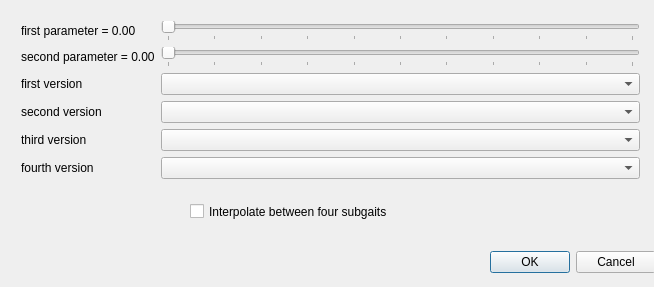
The window that ros2/src/visualization/march_rqt_gait_version_tool/resource/parametric_pop_up.ui (project-march/ProjectMarch) describes before a commit, drawn with Qt 5.
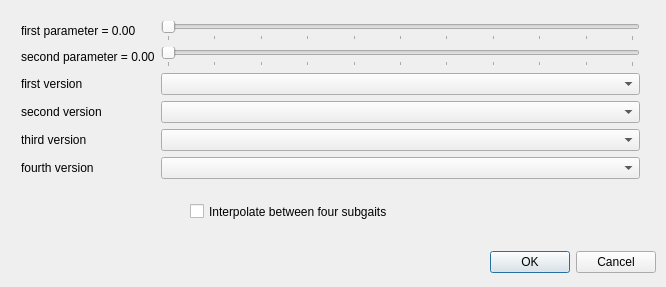
The same window after the commit.

Commit message: Make ui longer to fit ok button.

```diff
--- a/ros2/src/visualization/march_rqt_gait_version_tool/resource/parametric_pop_up.ui
+++ b/ros2/src/visualization/march_rqt_gait_version_tool/resource/parametric_pop_up.ui
@@ -9,7 +9,7 @@
    <rect>
     <x>0</x>
     <y>0</y>
-    <width>654</width>
+    <width>666</width>
     <height>287</height>
    </rect>
   </property>
```
